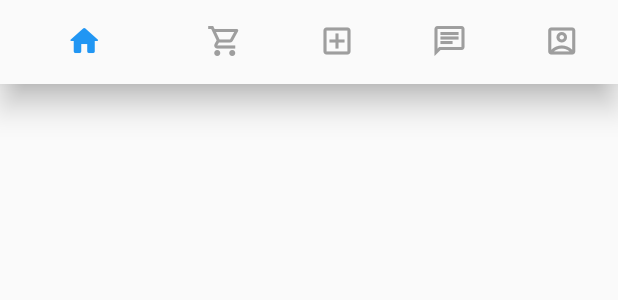
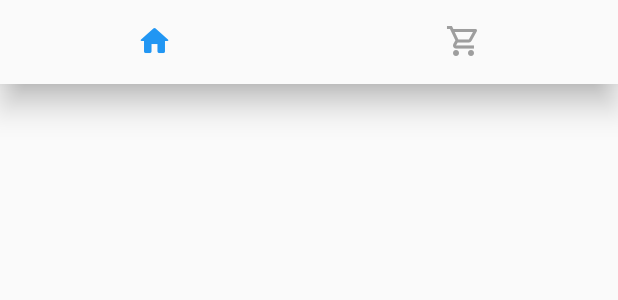
Before and after one commit to askabdulhaseeb/careshare-eyewear, a Flutter app: the MainBottomNavigationBar widget shown alone on an empty page, opened directly, on a phone screen of 412 x 824 dp. Shown: the top 300 px of the screen. Run offline on Flutter 3.47's test engine with Material 2 defaults, Android fonts, the phone set to English and light mode, and no system bars; our stand-ins replace cloud_firestore, extended_image, firebase_auth, firebase_core, fluttertoast, image_picker and 1 more; accounts and stored records are empty.

Commit message:
update bottom navigation bar

```diff
--- a/lib/screens/main_screen/main_bottom_navigation_bar.dart
+++ b/lib/screens/main_screen/main_bottom_navigation_bar.dart
@@ -20,27 +20,12 @@ class MainBottomNavigationBar extends StatelessWidget {
         BottomNavigationBarItem(
           icon: Icon(Icons.home_outlined),
           activeIcon: Icon(Icons.home_rounded),
-          label: 'Home',
+          label: 'Product',
         ),
         BottomNavigationBarItem(
           icon: Icon(Icons.shopping_cart_outlined),
           activeIcon: Icon(Icons.shopping_cart),
-          label: 'Cart',
-        ),
-        BottomNavigationBarItem(
-          icon: Icon(Icons.add_box_outlined),
-          activeIcon: Icon(Icons.add_box),
-          label: 'Add',
-        ),
-        BottomNavigationBarItem(
-          icon: Icon(Icons.chat_outlined),
-          activeIcon: Icon(Icons.chat),
-          label: 'chat',
-        ),
-        BottomNavigationBarItem(
-          icon: Icon(Icons.account_box_outlined),
-          activeIcon: Icon(Icons.account_box),
-          label: 'Profile',
+          label: 'Orders',
         ),
       ],
     );
--- a/lib/screens/main_screen/main_screen.dart
+++ b/lib/screens/main_screen/main_screen.dart
@@ -15,10 +15,7 @@ class MainScreen extends StatefulWidget {
 class _MainScreenState extends State<MainScreen> {
   static const List<Widget> _pages = <Widget>[
     ProductScreen(),
-    Center(child: Text('Bet')),
-    Center(child: Text('Add')),
-    Center(child: Text('Message')),
-    Center(child: Text('MyProd')),
+    Center(child: Text('Orders')),
   ];
   @override
   Widget build(BuildContext context) {
```
